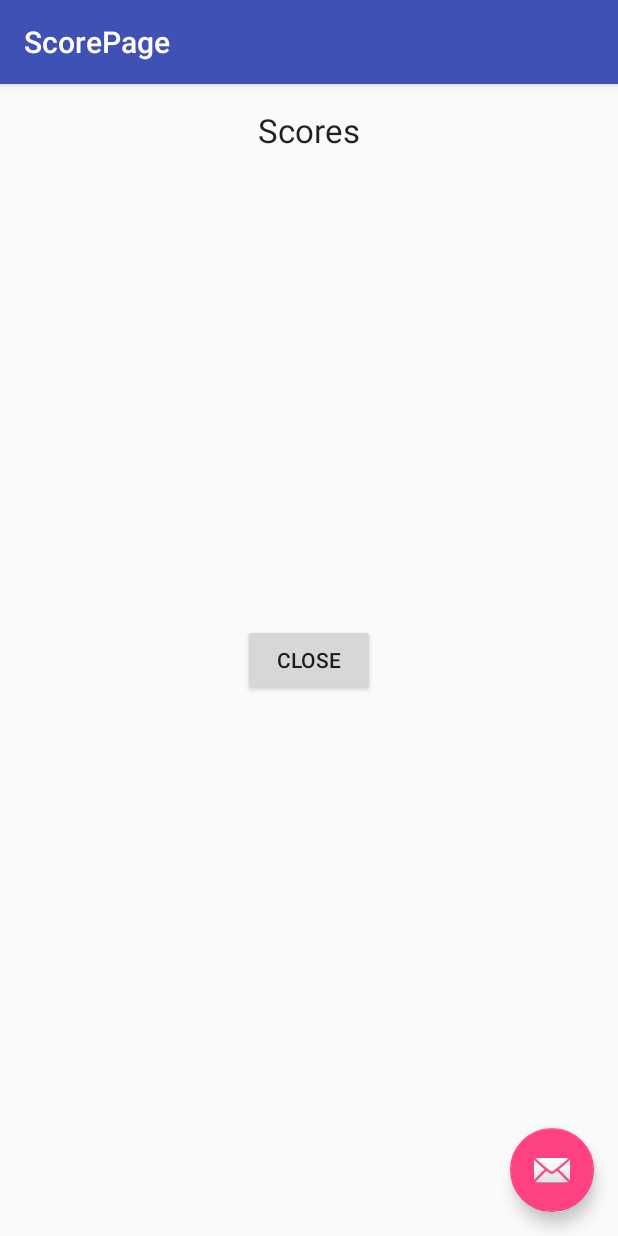
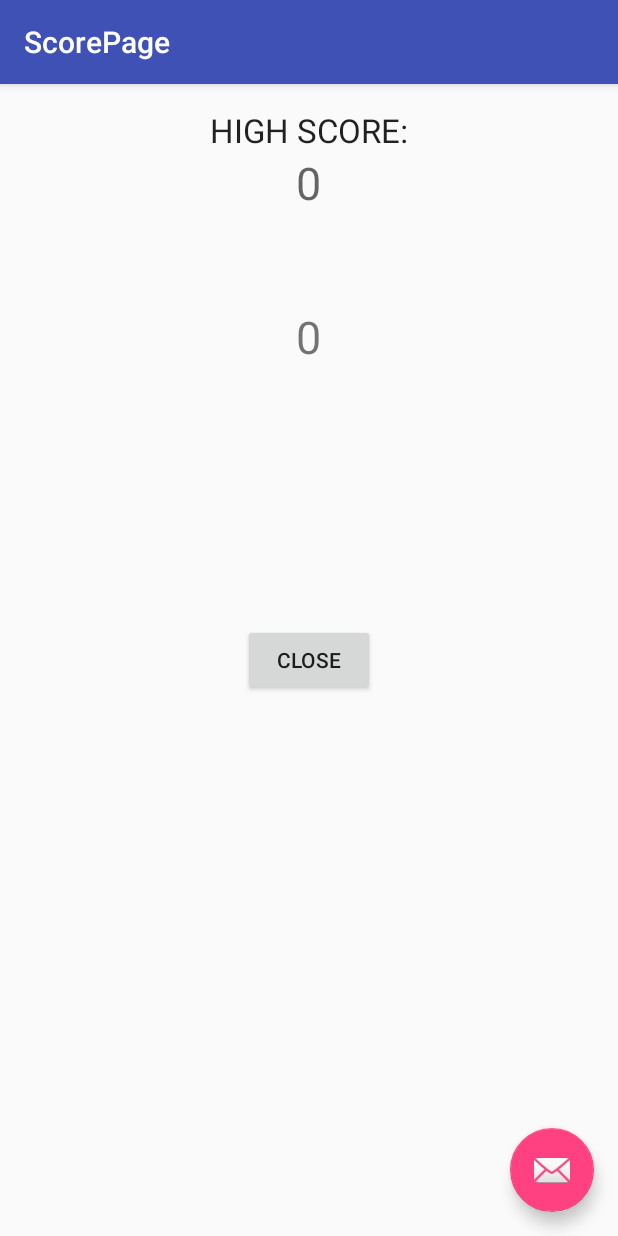
Before and after one commit to Naxess/SimonSays, an Android app: the ScorePage screen opened directly, with no data from a screen before it, on a phone screen of 412 x 824 dp. Run offline under Robolectric (Android 15) with nearby library versions, the phone set to English and light mode, and no system bars; 1 statement that could not run was skipped.

Commit message:
4/10/2016

```diff
--- a/app/src/main/java/com/com220/sli/simonsays/ScorePage.java
+++ b/app/src/main/java/com/com220/sli/simonsays/ScorePage.java
@@ -1,15 +1,20 @@
 package com.com220.sli.simonsays;
 
+import android.content.SharedPreferences;
 import android.os.Bundle;
+import android.preference.PreferenceManager;
 import android.support.design.widget.FloatingActionButton;
 import android.support.design.widget.Snackbar;
 import android.support.v7.app.AppCompatActivity;
 import android.support.v7.widget.Toolbar;
 import android.view.View;
 import android.widget.Button;
+import android.widget.TextView;
 
-public class ScorePage extends AppCompatActivity {
-
+public class ScorePage extends AppCompatActivity
+{
+    int highScore = 0;
+    int currentScore = 0;
     @Override
     protected void onCreate(Bundle savedInstanceState) {
         super.onCreate(savedInstanceState);
@@ -34,5 +39,19 @@ public class ScorePage extends AppCompatActivity {
                 finish();
             }
         });
+
+        final SharedPreferences sp = PreferenceManager.getDefaultSharedPreferences(getBaseContext());
+        String value = sp.getString("saveFile", "default_value");
+        TextView currentScoreText = (TextView)findViewById(R.id.last_score);
+        TextView highScoreText = (TextView)findViewById(R.id.high_score);
+
+        int currentScore = Integer.parseInt(value);
+
+        currentScoreText.setText(currentScore + "");
+        if(currentScore > highScore)
+        {
+            highScore = currentScore;
+            highScoreText.setText(highScore);
+        }
     }
 }
--- a/app/src/main/res/layout/content_score_page.xml
+++ b/app/src/main/res/layout/content_score_page.xml
@@ -24,8 +24,26 @@
         android:layout_width="wrap_content"
         android:layout_height="wrap_content"
         android:textAppearance="?android:attr/textAppearanceLarge"
-        android:text="Scores"
+        android:text="HIGH SCORE:"
         android:id="@+id/textView3"
         android:layout_alignParentTop="true"
         android:layout_centerHorizontal="true" />
+
+    <TextView
+        android:layout_width="wrap_content"
+        android:layout_height="wrap_content"
+        android:id="@+id/high_score"
+        android:hint="0"
+        android:textSize="30dp"
+        android:layout_below="@+id/textView3"
+        android:layout_centerHorizontal="true" />
+    <TextView
+        android:layout_width="wrap_content"
+        android:layout_height="wrap_content"
+        android:id="@+id/last_score"
+        android:hint="0"
+        android:textSize="30dp"
+        android:layout_below="@+id/high_score"
+        android:layout_centerHorizontal="true"
+        android:layout_marginTop="62dp" />
 </RelativeLayout>
```
Also changed, not shown: app/src/main/java/com/com220/sli/simonsays/MainActivity.java (+20 -0 lines), app/src/main/res/layout/content_main.xml (+9 -0 lines).
